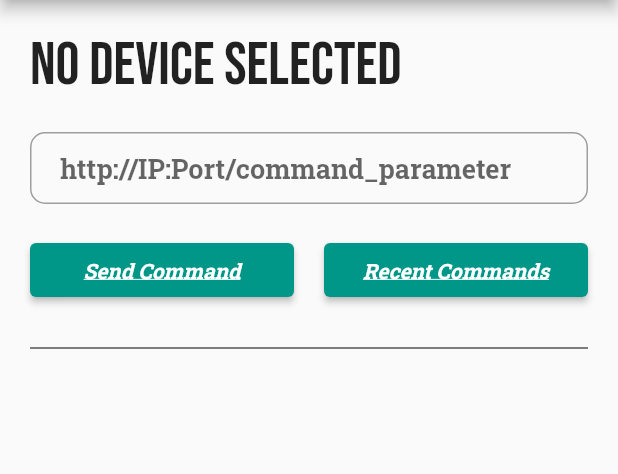
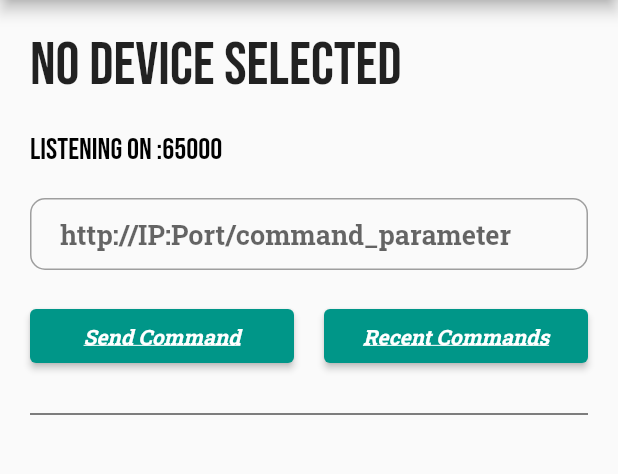
Before and after one commit to NomanNasirMinhas/marbelous-esp-32-flutter-app, a Flutter app: the CommandScreen screen opened by its route, on a phone screen of 412 x 824 dp, the part 84-558 px from its top. Run offline on Flutter 3.47's test engine with Material 2 defaults, Android fonts, the light colour scheme and no system bars; drawn by our look-alikes of loading_overlay; missing offline and left inert: network_info_plus, udp.

Commit message:
UDP Added

```diff
--- a/lib/main.dart
+++ b/lib/main.dart
@@ -15,7 +15,7 @@ class MyApp extends StatelessWidget {
       theme: ThemeData(
         primarySwatch: Colors.teal,
       ),
-      initialRoute: HomeScreen.id,
+      initialRoute: CommandScreen.id,
       routes: {
         HomeScreen.id: (context) => HomeScreen(),
         CommandScreen.id: (context) => CommandScreen(),
--- a/lib/screens/command_screen.dart
+++ b/lib/screens/command_screen.dart
@@ -5,6 +5,8 @@ import 'package:loading_overlay/loading_overlay.dart';
 import '../constants.dart';
 import 'package:http/http.dart' as http;
 import 'dart:convert';
+import 'package:udp/udp.dart';
+import 'package:network_info_plus/network_info_plus.dart';
 
 class CommandScreen extends StatefulWidget {
   // CommandScreen({Key? key}) : super(key: key);
@@ -19,11 +21,47 @@ class CommandScreen extends StatefulWidget {
 class _CommandScreenState extends State<CommandScreen> {
   bool isScanning = false;
   bool showRecentCmd = false;
+  bool serverStarted = false;
+  final info = NetworkInfo();
+  var wifiIP;
   String ipAddress;
   final cmdTextController = TextEditingController();
   String currentCommand = "";
   String currentResponse;
   List<String> recentCommands = [];
+  List<String> recentESPmsgs = [];
+
+  startUDPServer() async {
+    try {
+      var receiver = await UDP.bind(Endpoint.any(port: Port(65000)));
+      var wifi = await info.getWifiIP();
+      setState(() {
+        wifiIP = wifi;
+        serverStarted = true;
+      });
+      print("UDP Server Started");
+      await receiver.listen((datagram) {
+        var str = String.fromCharCodes(datagram.data);
+        recentESPmsgs.add(str);
+        final snackBar = SnackBar(
+          content: Text("Recieved message $str from ${datagram.address}"),
+          action: SnackBarAction(
+            label: 'View',
+            onPressed: () {
+              // Some code to undo the change.
+            },
+          ),
+        );
+
+        // Find the ScaffoldMessenger in the widget tree
+        // and use it to show a SnackBar.
+        ScaffoldMessenger.of(context).showSnackBar(snackBar);
+      });
+    } on Exception catch (e) {
+      // TODO
+      print(e.toString());
+    }
+  }
 
   @override
   void initState() {
@@ -32,6 +70,7 @@ class _CommandScreenState extends State<CommandScreen> {
     setState(() {
       ipAddress = widget.deviceIP;
     });
+    startUDPServer();
   }
 
   Future<void> sendCommand(String cmd) async {
@@ -163,6 +202,18 @@ class _CommandScreenState extends State<CommandScreen> {
                         SizedBox(
                           height: 20,
                         ),
+                        Text(
+                          serverStarted == true
+                              ? "Listening on $wifiIP:65000"
+                              : "Starting UDP Server...",
+                          style: TextStyle(
+                              fontSize: 20,
+                              fontFamily: 'Bebas',
+                              color: Colors.black),
+                        ),
+                        SizedBox(
+                          height: 20,
+                        ),
                         TextField(
                           controller: cmdTextController,
                           // keyboardType: TextInputType.number,
--- a/pubspec.yaml
+++ b/pubspec.yaml
@@ -33,6 +33,7 @@ dependencies:
   loading_overlay: ^0.3.0
   http: ^0.13.3
   font_awesome: ^5.10.1
+  udp: ^3.0.3
 
 dev_dependencies:
   flutter_test:
```
Also changed, not shown: pubspec.lock.
